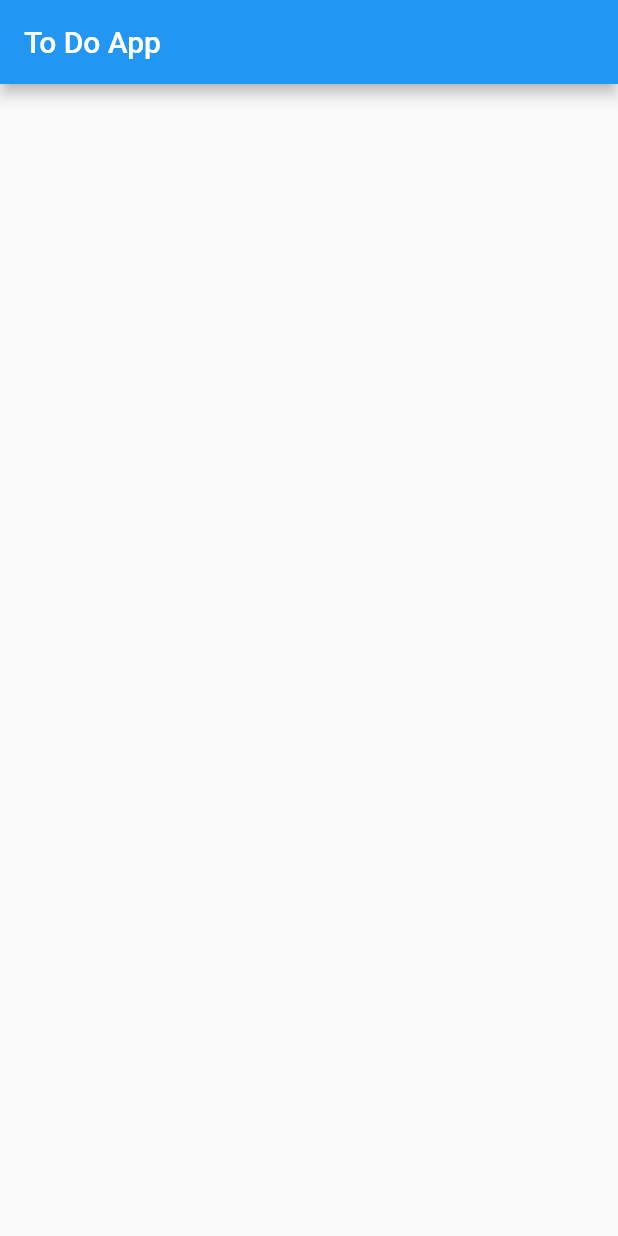
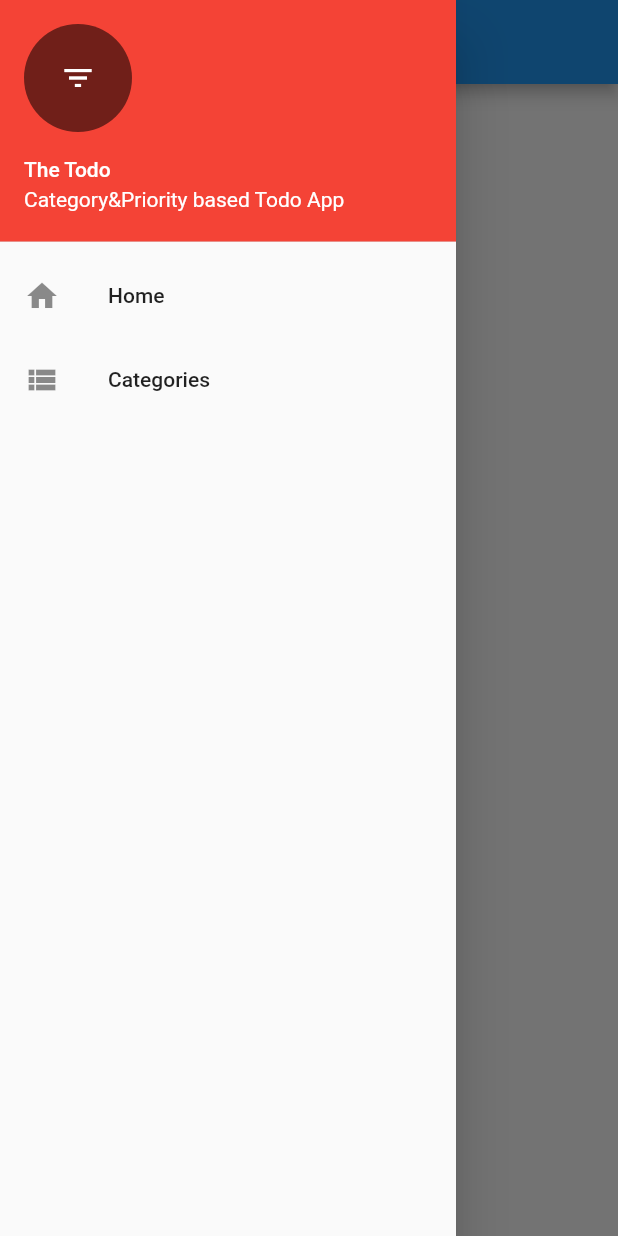
Before and after one commit to Sidkjr/FlutterProjects, a Flutter app: the screen it shows after launch, with the side drawer open (before the commit the screen has no drawer), on a phone screen of 412 x 824 dp. Run offline on Flutter 3.47's test engine with Material 2 defaults, Android fonts, the light colour scheme and no system bars.

Commit message:
Created a Home Screen, Categories Screen and A Navigator Drawer component

```diff
--- /dev/null
+++ b/to_do_application/lib/helpers/drawer_navigation.dart
@@ -0,0 +1,46 @@
+import 'package:flutter/cupertino.dart';
+import 'package:flutter/material.dart';
+
+import '../screens/categories_screen.dart';
+import '../screens/home_screen.dart';
+
+class  DrawerNavigation extends StatefulWidget {
+  @override
+  _DrawerNavigationState createState() => _DrawerNavigationState();
+}
+
+class _DrawerNavigationState extends State<DrawerNavigation> {
+  @override
+  Widget build(BuildContext context) {
+    return Container(
+      child: Drawer(
+        child: ListView(
+          children: <Widget>[
+            UserAccountsDrawerHeader(accountName: Text("The Todo"), accountEmail: Text("Category&Priority based Todo App"), currentAccountPicture: GestureDetector(
+              child: CircleAvatar(
+                backgroundColor: Colors.black54!,
+                child: Icon(Icons.filter_list, color: Colors.white),
+              ),
+            ), decoration: BoxDecoration(
+              color: Colors.red,
+            )),
+            ListTile(
+              title: Text("Home"),
+              leading: Icon(Icons.home),
+              onTap: () {
+                Navigator.of(context).push(new MaterialPageRoute(builder: (context) => new HomeScreen()));
+              },
+            ),
+            ListTile(
+              title: Text("Categories"),
+              leading: Icon(Icons.view_list),
+              onTap: () {
+                Navigator.of(context).push(new MaterialPageRoute(builder: (context) => new CategoriesScreen()));
+              },
+            )
+          ],
+        ),
+      ),
+    );
+  }
+}
--- a/to_do_application/lib/screens/home_screen.dart
+++ b/to_do_application/lib/screens/home_screen.dart
@@ -1,4 +1,5 @@
 import 'package:flutter/material.dart';
+import 'package:to_do_application/helpers/drawer_navigation.dart';
 
 class HomeScreen extends StatefulWidget {
   @override
@@ -12,6 +13,7 @@ class _HomeScreenState extends State<HomeScreen> {
       appBar: AppBar(
         title: const Text("To Do App"),
       ),
+      drawer: DrawerNavigation(),
     );
   }
 }
```
Also changed, not shown: to_do_application/lib/screens/categories_screen.dart (added, +16 -0 lines).
